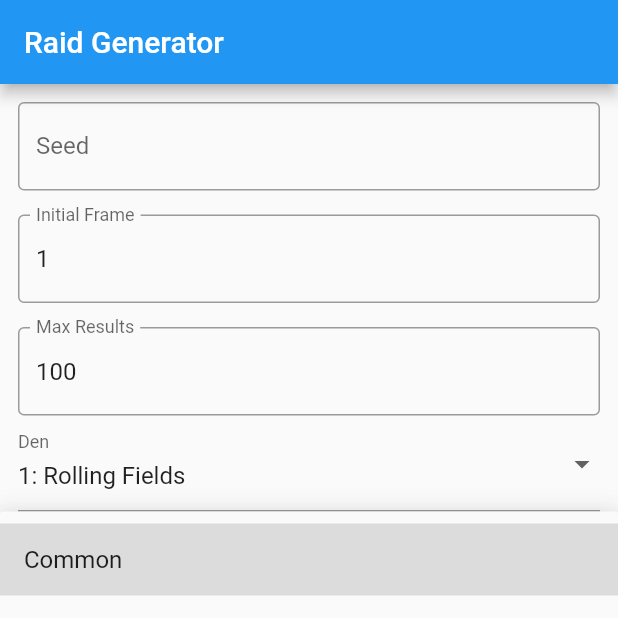
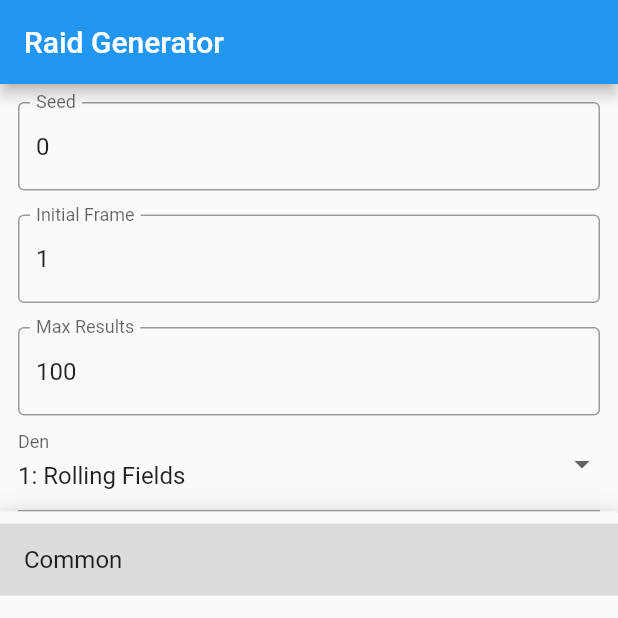
Before and after one commit to Admiral-Fish/RaidFinderMobile, a Flutter app: the screen it shows after launch, after a tap on "Common", on a phone screen of 412 x 824 dp, the top half of it. Run offline on Flutter 3.47's test engine with Material 2 defaults, Android fonts, the phone set to English and light mode, and no system bars; our stand-ins replace shared_preferences; statements that could not run were skipped; project files that could hold a hidden picture were left out.

Commit message:
Settings persistance

```diff
--- a/lib/main.dart
+++ b/lib/main.dart
@@ -3,15 +3,13 @@ import 'package:raidfinder/ui/raid_finder.dart';
 import 'package:raidfinder/loader/den_loader.dart';
 import 'package:raidfinder/loader/personal_loader.dart';
 import 'package:raidfinder/util/translator.dart';
-//import 'package:shared_preferences/shared_preferences.dart';
+import 'package:raidfinder/util/settings.dart';
 
 void main() async {
   WidgetsFlutterBinding.ensureInitialized();
 
-  //var prefs = await SharedPreferences.getInstance();
-  //var locale = prefs.getString('locale') ?? 'en';
-  var locale = 'en';
-  await Future.wait([Translator.init(locale), PersonalLoader.init(), DenLoader.init()]);
+  await Settings.init();
+  await Future.wait([Translator.init(), PersonalLoader.init(), DenLoader.init()]);
 
   runApp(RaidFinder());
 }
--- a/lib/ui/generator.dart
+++ b/lib/ui/generator.dart
@@ -1,4 +1,5 @@
 import 'package:flutter/material.dart';
+import 'package:flutter/services.dart';
 import 'package:raidfinder/results/personal_info.dart';
 import 'package:raidfinder/generator/raid_generator.dart';
 import 'package:raidfinder/filter/frame_filter.dart';
@@ -8,6 +9,7 @@ import 'package:raidfinder/util/game.dart';
 import 'package:raidfinder/results/frame.dart';
 import 'package:raidfinder/util/translator.dart';
 import 'package:raidfinder/ui/filters.dart';
+import 'package:raidfinder/util/settings.dart';
 
 class Generator extends StatefulWidget {
   @override
@@ -35,39 +37,43 @@ class _GeneratorState extends State<Generator> {
 
   @override
   void initState() {
+    super.initState();
+
     _rarities = [
       DropdownMenuItem(value: 0, child: Text('Common')),
       DropdownMenuItem(value: 1, child: Text('Rare'))
     ];
-    _rarityDropDownValue = _rarities[0].value;
+    _rarityDropDownValue = Settings.getInt('rarity') ?? 0;
 
     _games = [
       DropdownMenuItem(value: Game.Sword, child: Text('Sword')),
       DropdownMenuItem(value: Game.Shield, child: Text('Shield'))
     ];
-    _gamesDropDownValue = _games[0].value;
-
-    _dens = _createDenItems();
-    _denDropDownValue = _dens[0].value;
-
-    _raids = _createRaidItems();
-    _raidsDropDownValue = _raids[0].value;
+    _gamesDropDownValue = Game.values[Settings.getInt('game') ?? 0];
 
     _seedController = TextEditingController();
-    _initialFrameController = TextEditingController(text: '1');
-    _maxResultsController = TextEditingController(text: '100');
+    _seedController.text = Settings.getString('seed') ?? "0";
+
+    _initialFrameController = TextEditingController();
+    _initialFrameController.text = Settings.getString('initialFrame') ?? '1';
+
+    _maxResultsController = TextEditingController();
+    _maxResultsController.text = Settings.getString('maxResults') ?? '100';
+
+    _denDropDownValue = Settings.getInt('den') ?? 0;
+    _raidsDropDownValue = Settings.getInt('raid') ?? 0;
+    _dens = _createDenItems();
+    _raids = _createRaidItems();
 
     _frames = List<Frame>();
 
     _data = FilterData(
-        ivs: List<int>.filled(6, -1),
-        natures: List<bool>.filled(25, true),
+        ivs: List.filled(6, -1),
+        natures: List.filled(25, true),
         gender: -1,
         ability: -1,
         shiny: -1,
         skip: false);
-
-    super.initState();
   }
 
   @override
@@ -78,7 +84,11 @@ class _GeneratorState extends State<Generator> {
           TextField(
               controller: _seedController,
               decoration: InputDecoration(
-                  border: OutlineInputBorder(), labelText: "Seed")),
+                  border: OutlineInputBorder(), labelText: "Seed"),
+              inputFormatters: [
+                WhitelistingTextInputFormatter(RegExp("[0-9a-fA-F]"))
+              ],
+              onChanged: (text) => Settings.setValue('seed', text)),
           Divider(color: Colors.transparent),
           TextField(
               controller: _initialFrameController,
@@ -86,50 +96,70 @@ class _GeneratorState extends State<Generator> {
                 border: OutlineInputBorder(),
                 labelText: "Initial Frame",
               ),
-          ),
+              keyboardType: TextInputType.number,
+              onChanged: (text) => Settings.setValue('initialFrame', text)),
           Divider(color: Colors.transparent),
           TextField(
               controller: _maxResultsController,
               decoration: InputDecoration(
-                  border: OutlineInputBorder(), labelText: "Max Results")),
+                  border: OutlineInputBorder(), labelText: "Max Results"),
+              keyboardType: TextInputType.number,
+              onChanged: (text) => Settings.setValue('maxResults', text)),
           DropdownButtonFormField(
               decoration: InputDecoration(labelText: 'Den'),
               isExpanded: true,
               value: _denDropDownValue,
               items: _dens,
-              onChanged: (int value) => setState(() {
+              onChanged: (int value) {
+                setState(() {
                   _denDropDownValue = value;
                   _raids = _createRaidItems();
                   _raidsDropDownValue = _raids[0].value;
-                  })),
+                });
+
+                Settings.setValue('den', _denDropDownValue);
+                Settings.setValue('raid', _raidsDropDownValue);
+              }),
           DropdownButtonFormField(
               decoration: InputDecoration(labelText: 'Raid'),
               isExpanded: true,
               value: _rarityDropDownValue,
               items: _rarities,
-              onChanged: (int value) => setState(() {
+              onChanged: (int value) {
+                setState(() {
                   _rarityDropDownValue = value;
                   _raids = _createRaidItems();
                   _raidsDropDownValue = _raids[0].value;
-                  })),
+                });
+
+                Settings.setValue('raid', _raidsDropDownValue);
+              }),
           DropdownButtonFormField(
             decoration: InputDecoration(labelText: 'Game'),
             isExpanded: true,
             value: _gamesDropDownValue,
             items: _games,
-            onChanged: (Game value) => setState(() {
+            onChanged: (Game value) {
+              setState(() {
                 _gamesDropDownValue = value;
                 _raids = _createRaidItems();
                 _raidsDropDownValue = _raids[0].value;
-            }),
+              });
+
+              Settings.setValue(
+                  'game', Game.values.indexOf(_gamesDropDownValue));
+              Settings.setValue('raid', _raidsDropDownValue);
+            },
           ),
           DropdownButtonFormField(
               decoration: InputDecoration(labelText: 'Rarity'),
               isExpanded: true,
               value: _raidsDropDownValue,
               items: _raids,
-              onChanged: (int value) =>
-                  setState(() => _raidsDropDownValue = value)),
+              onChanged: (int value) {
+                setState(() => _raidsDropDownValue = value);
+                Settings.setValue('rarity', _raidsDropDownValue);
+              }),
           RaisedButton(child: Text('Generate'), onPressed: () => _generate()),
           RaisedButton(
               child: Text('Filters'),
--- /dev/null
+++ b/lib/util/settings.dart
@@ -0,0 +1,25 @@
+import 'package:shared_preferences/shared_preferences.dart';
+
+class Settings {
+  static SharedPreferences _prefereneces;
+
+  static Future<void> init() async {
+    _prefereneces = await SharedPreferences.getInstance();
+  }
+
+  static String getString(String key) {
+    return _prefereneces.getString(key);
+  }
+
+  static int getInt(String key) {
+    return _prefereneces.getInt(key);
+  }
+
+  static setValue(String key, dynamic value) {
+    if (value is String) {
+      _prefereneces.setString(key, value);
+    } else if (value is int) {
+      _prefereneces.setInt(key, value);
+    }
+  }
+}
--- a/lib/util/translator.dart
+++ b/lib/util/translator.dart
@@ -1,4 +1,5 @@
 import 'package:flutter/services.dart' show rootBundle;
+import 'package:raidfinder/util/settings.dart';
 
 class Translator {
   static List<String> _abilities;
@@ -7,7 +8,9 @@ class Translator {
   static List<String> _natures;
   static List<String> _species;
 
-  static Future<void> init(String locale) async {
+  static Future<void> init() async {
+    String locale = Settings.getString('locale') ?? 'en';
+
     List<Future<List<String>>> futures = [
       _readFile("assets/text/abilities/abilities_" + locale + ".txt").then((value) => _abilities = value),
       _readFile(
--- a/pubspec.yaml
+++ b/pubspec.yaml
@@ -21,7 +21,7 @@ dependencies:
     sdk: flutter
   cupertino_icons: ^0.1.2
   #http: ^0.12.0+4
-  #shared_preferences: ^0.5.6+1
+  shared_preferences: ^0.5.6+1
 
 dev_dependencies:
   flutter_test:
```
Also changed, not shown: lib/ui/filters.dart (+18 -18 lines), 1 other file. Lines whose indentation alone changed are shown as unchanged.
